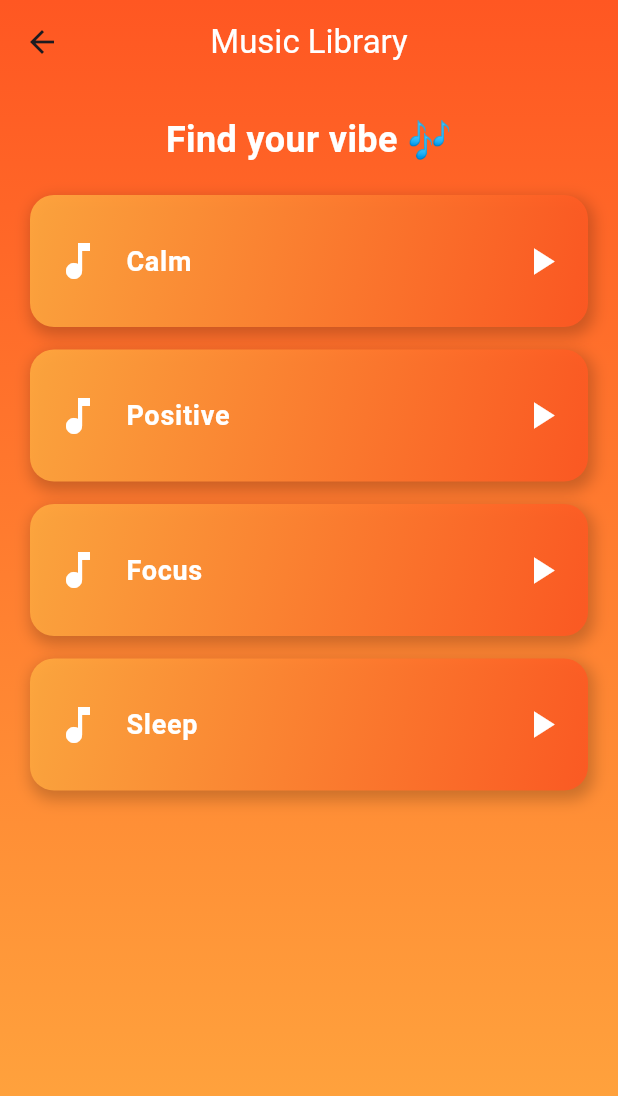
After one commit to Dinuwara-HD/firstly, a Flutter app: the MusicPage screen opened directly, on a phone screen of 412 x 824 dp. The commit adds this screen. Shown: the top 1096 px of the screen. Run offline on Flutter 3.47's test engine with Material 3 defaults, Android fonts, the phone set to English and light mode, and no system bars; our stand-ins replace youtube_player_flutter; network calls fail.

Commit message:
Updated UI
library with books  & spotify music added

```diff
--- /dev/null
+++ b/lib/pages/music_page.dart
@@ -0,0 +1,119 @@
+import 'package:flutter/material.dart';
+import 'package:url_launcher/url_launcher.dart';
+
+class MusicPage extends StatelessWidget {
+  final Map<String, String> _spotifyPlaylists = {
+    'Calm': 'https://open.spotify.com/playlist/37i9dQZF1DWZd79rJ6a7lp',
+    'Positive': 'https://open.spotify.com/playlist/37i9dQZF1DX3rxVfibe1L0',
+    'Focus': 'https://open.spotify.com/playlist/37i9dQZF1DX3gLKzHdK7jF',
+    'Sleep': 'https://open.spotify.com/playlist/37i9dQZF1DWZd79rJ6a7lp',
+  };
+
+  void _openSpotify(String url) async {
+    if (await canLaunch(url)) {
+      await launch(url);
+    } else {
+      throw 'Could not launch $url';
+    }
+  }
+
+  @override
+  Widget build(BuildContext context) {
+    return Scaffold(
+      extendBodyBehindAppBar: true,
+      appBar: AppBar(
+        title:
+            const Text('Music Library', style: TextStyle(color: Colors.white)),
+        backgroundColor: Colors.transparent,
+        elevation: 0,
+        centerTitle: true,
+      ),
+      body: Stack(
+        children: [
+          // Gradient Background
+          Container(
+            decoration: const BoxDecoration(
+              gradient: LinearGradient(
+                colors: [Colors.deepOrange, Colors.orangeAccent],
+                begin: Alignment.topCenter,
+                end: Alignment.bottomCenter,
+              ),
+            ),
+          ),
+
+          // Content
+          SafeArea(
+            child: Padding(
+              padding: const EdgeInsets.symmetric(horizontal: 20, vertical: 20),
+              child: Column(
+                children: [
+                  const Text(
+                    'Find your vibe 🎶',
+                    style: TextStyle(
+                      fontSize: 24,
+                      fontWeight: FontWeight.bold,
+                      color: Colors.white,
+                    ),
+                  ),
+                  const SizedBox(height: 20),
+                  Expanded(
+                    child: ListView.builder(
+                      itemCount: _spotifyPlaylists.length,
+                      itemBuilder: (context, index) {
+                        String playlistName =
+                            _spotifyPlaylists.keys.elementAt(index);
+                        String playlistUrl =
+                            _spotifyPlaylists.values.elementAt(index);
+
+                        return GestureDetector(
+                          onTap: () => _openSpotify(playlistUrl),
+                          child: Container(
+                            margin: const EdgeInsets.only(bottom: 15),
+                            decoration: BoxDecoration(
+                              borderRadius: BorderRadius.circular(16),
+                              boxShadow: [
+                                BoxShadow(
+                                  color: Colors.black.withOpacity(0.2),
+                                  blurRadius: 8,
+                                  spreadRadius: 2,
+                                  offset: const Offset(2, 4),
+                                )
+                              ],
+                              gradient: LinearGradient(
+                                colors: [
+                                  Colors.orangeAccent.withOpacity(0.9),
+                                  Colors.deepOrange.withOpacity(0.9),
+                                ],
+                                begin: Alignment.topLeft,
+                                end: Alignment.bottomRight,
+                              ),
+                            ),
+                            child: ListTile(
+                              contentPadding: const EdgeInsets.all(16),
+                              leading: const Icon(Icons.music_note,
+                                  size: 32, color: Colors.white),
+                              title: Text(
+                                playlistName,
+                                style: const TextStyle(
+                                  color: Colors.white,
+                                  fontWeight: FontWeight.bold,
+                                  fontSize: 18,
+                                ),
+                              ),
+                              trailing: const Icon(Icons.play_arrow,
+                                  color: Colors.white, size: 30),
+                            ),
+                          ),
+                        );
+                      },
+                    ),
+                  ),
+                ],
+              ),
+            ),
+          ),
+        ],
+      ),
+    );
+  }
+}
--- a/pubspec.yaml
+++ b/pubspec.yaml
@@ -35,11 +35,13 @@ dependencies:
   # Use with the CupertinoIcons class for iOS style icons.
   cupertino_icons: ^1.0.8
   flutter_svg: ^2.0.17
-  url_launcher: ^6.3.1
+  url_launcher: ^6.1.14
   youtube_player_flutter: ^9.1.1
   flutter_inappwebview: ^6.0.0
   http: ^1.3.0
-  carousel_slider: ^5.0.0
+  just_audio: ^0.9.0
+  audioplayers: ^0.20.1
+  carousel_slider: ^4.2.1
 
 dev_dependencies:
   flutter_test:
```
Also changed, not shown: lib/pages/home.dart (+16 -1 lines), lib/pages/library_page.dart (added, +116 -0 lines), assets/digital-art-style-illustration-mental-health-day-awareness (1).jpg (added), assets/icons/dots-vertical-svgrepo-com.svg (deleted), assets/icons/left-arrow-svgrepo-com.svg (deleted), pubspec.lock, 3 other files.
